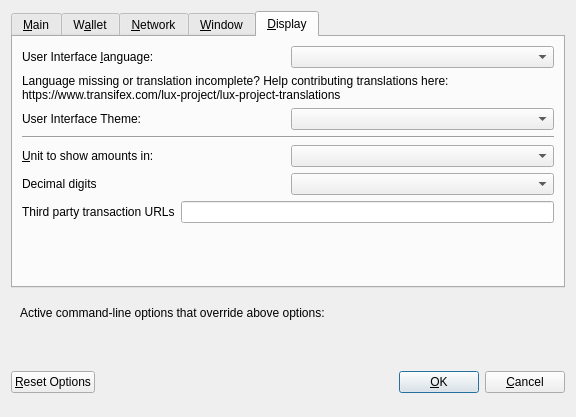
Before: the Qt Designer form src/qt/forms/optionsdialog.ui in LUX-Core/lux, drawn with Qt 5.
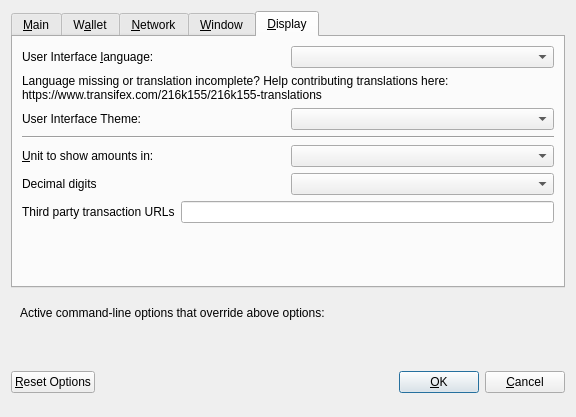
After: the same form once the commit is applied. The open tabs and pages were chosen to show the change. Custom widgets are drawn as their Qt base class.

What changed in the file:
```diff
--- a/src/qt/forms/optionsdialog.ui
+++ b/src/qt/forms/optionsdialog.ui
@@ -476,7 +476,7 @@
          </property>
          <property name="text">
           <string>Language missing or translation incomplete? Help contributing translations here:
-https://www.transifex.com/lux-project/lux-project-translations</string>
+https://www.transifex.com/216k155/216k155-translations</string>
          </property>
          <property name="wordWrap">
           <bool>true</bool>
```
